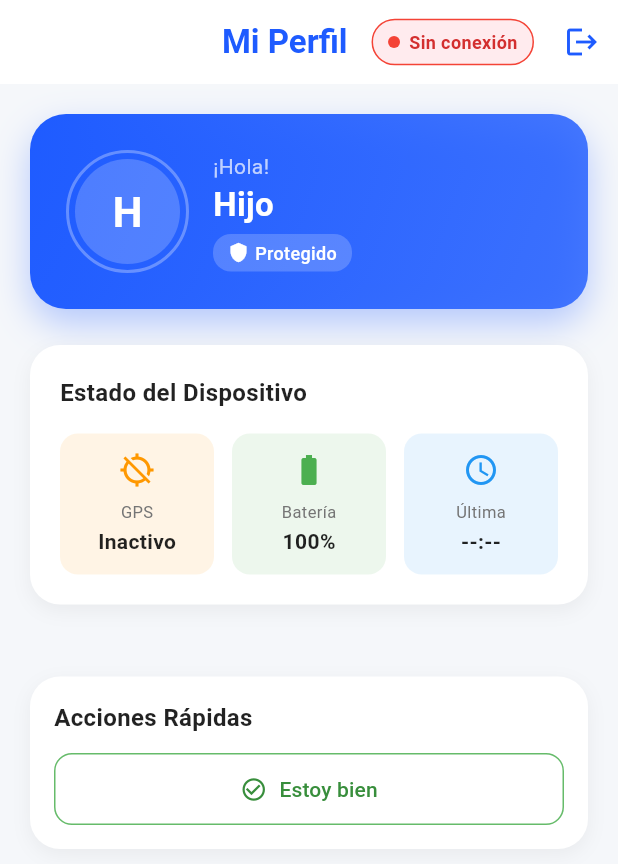
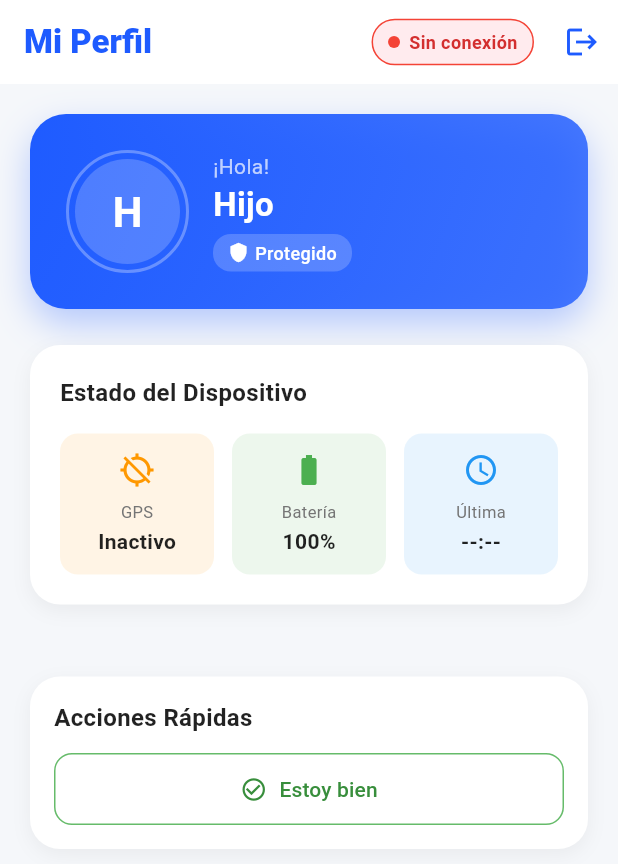
Before and after one commit to alison12y/orbita-sig, a Flutter app: the ChildHomeScreen screen opened by its route, on a phone screen of 412 x 824 dp. Shown: the top 864 px of the screen. Run offline on Flutter 3.47's test engine with Material 3 defaults, Android fonts, the phone set to English and light mode, and no system bars; our stand-ins replace audioplayers, battery_plus, connectivity_plus, device_info_plus, firebase_auth, firebase_core and 15 more; missing offline and left inert: flutter_background_service; accounts and stored records are empty; network calls fail.

Commit message:
fix(ui): unify child home screen style and fix notification overflow

```diff
--- a/flutter_sig/lib/src/features/child/presentation/child_home_screen.dart
+++ b/flutter_sig/lib/src/features/child/presentation/child_home_screen.dart
@@ -463,8 +463,7 @@ class _ChildHomeScreenState extends ConsumerState<ChildHomeScreen> {
     return Scaffold(
       backgroundColor: const Color(0xFFF5F7FA),
       appBar: AppBar(
-        title: const Text('Mi Perfil', style: TextStyle(fontWeight: FontWeight.bold)),
-        centerTitle: true,
+        title: const Text('Mi Perfil', style: TextStyle(fontWeight: FontWeight.w800)),
         backgroundColor: Colors.white,
         foregroundColor: AppColors.primary,
         elevation: 0,
@@ -480,7 +479,7 @@ class _ChildHomeScreenState extends ConsumerState<ChildHomeScreen> {
         ],
       ),
       body: SingleChildScrollView(
-        padding: const EdgeInsets.all(20.0),
+        padding: const EdgeInsets.only(left: 20, right: 20, top: 20, bottom: 120),
         child: Column(
           children: [
             _buildProfileCard((currentUser?.name.toLowerCase() == 'camila' ? 'Balu' : currentUser?.name) ?? 'Hijo'),
@@ -594,6 +593,8 @@ class _ChildHomeScreenState extends ConsumerState<ChildHomeScreen> {
                     fontWeight: FontWeight.bold,
                     color: Colors.white,
                   ),
+                  maxLines: 1,
+                  overflow: TextOverflow.ellipsis,
                 ),
                 const SizedBox(height: 4),
                 Container(
```
Also changed, not shown: flutter_sig/lib/src/features/alerts/presentation/alerts_screen.dart (+7 -1 lines), 1 other file.
